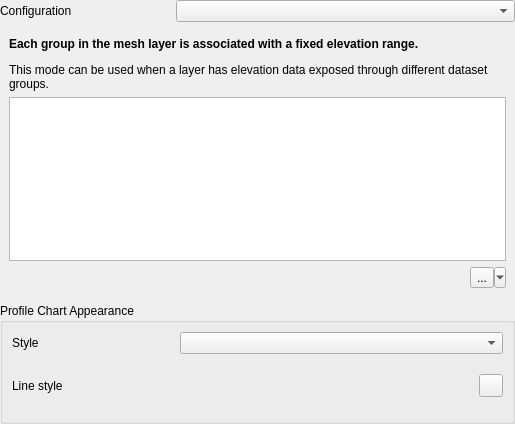
The window that src/ui/mesh/qgsmeshelevationpropertieswidgetbase.ui (carsmie/QGIS) describes before a commit, drawn with Qt 5.
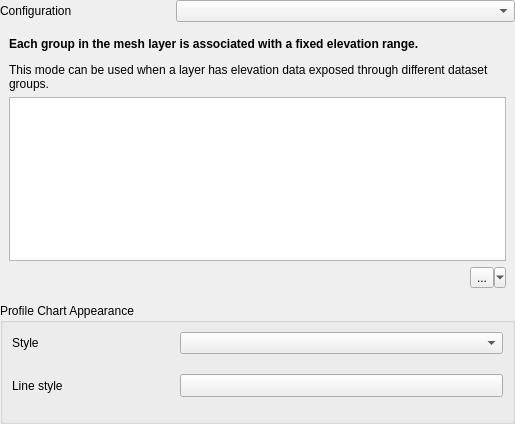
The same window after the commit. Icons and pictures are not drawn. Custom widgets are drawn as their Qt base class.

Commit message:
Allow line symbol to appear in mesh elevation tab
Also fix and rename widgets in GUI for easy identification

What changed in the file:
```diff
--- a/src/ui/mesh/qgsmeshelevationpropertieswidgetbase.ui
+++ b/src/ui/mesh/qgsmeshelevationpropertieswidgetbase.ui
@@ -64,7 +64,7 @@
          <number>0</number>
         </property>
         <widget class="QWidget" name="mPageLine">
-         <layout class="QGridLayout" name="gridLayout" columnstretch="1,0">
+         <layout class="QGridLayout" name="gridLayout" columnstretch="1,2">
           <property name="leftMargin">
            <number>0</number>
           </property>
```
Left out of the diff: 24 changed lines with no effect on the pictures.
